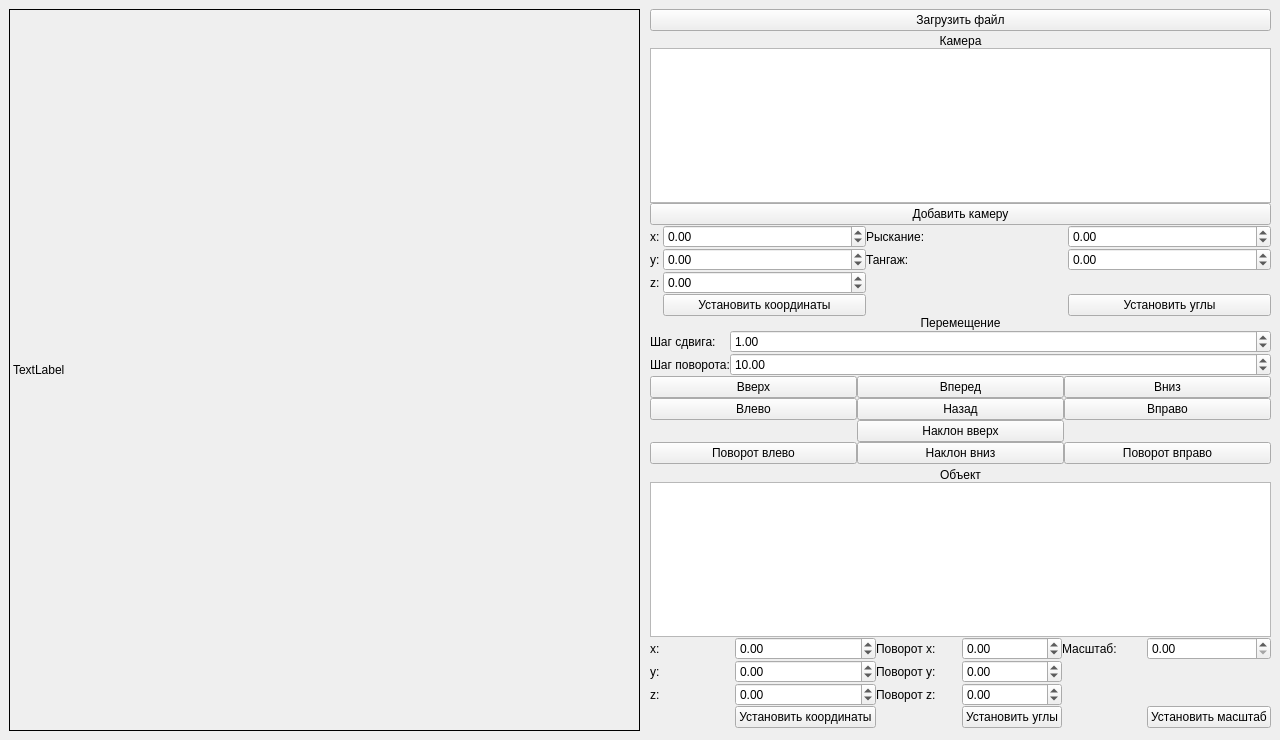
The window that source/interface/main_window.ui (SeriousMeow/3D-Renderer-App) describes before a commit, drawn with Qt 5.
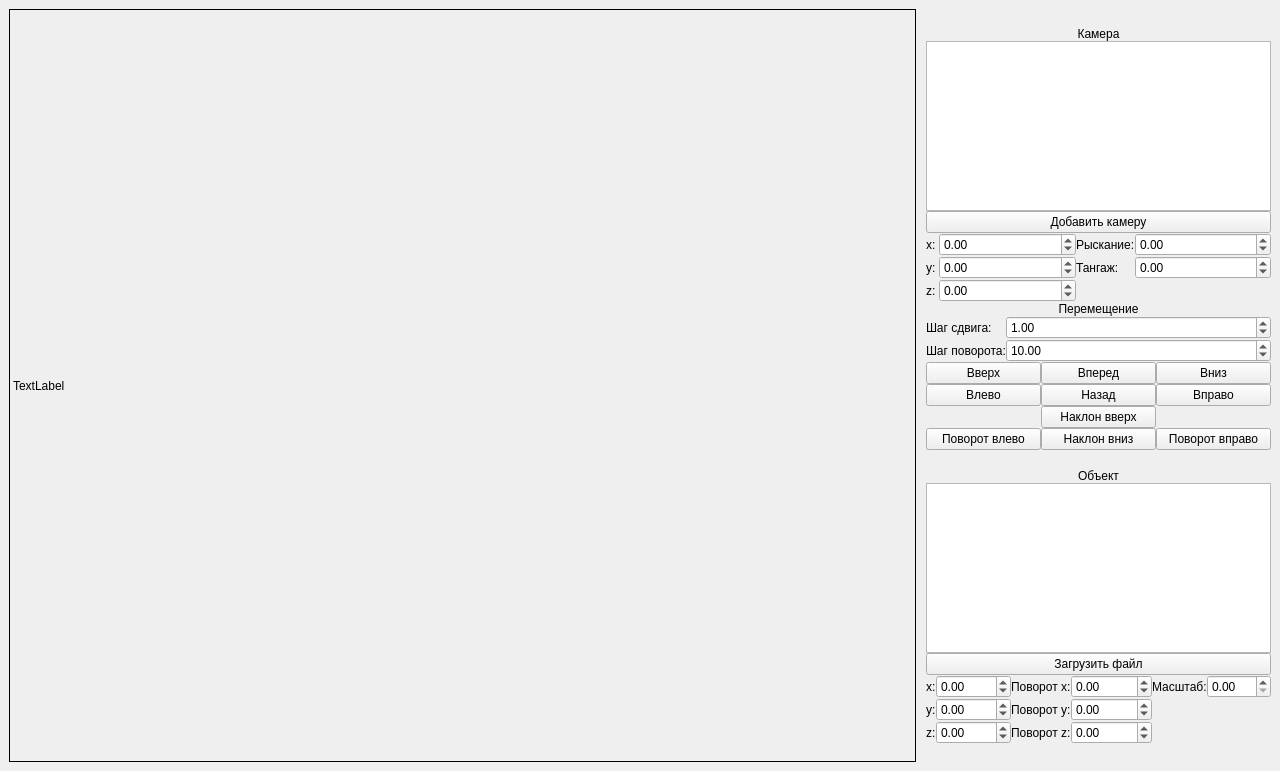
The same window after the commit.

Commit message:
Исправь ошибку падения приложения и убери кнопки задания параметров
Исправлена ошибка, когда приложение могло падать при запуске или при
изменении параметров объекта при отсутсвии объектов в сцене

Также удалены кнопки задания параметров. Теперь обновление происходит
автоматически при изменении полей

```diff
--- a/source/interface/main_window.ui
+++ b/source/interface/main_window.ui
@@ -7,7 +7,7 @@
     <x>0</x>
     <y>0</y>
     <width>1280</width>
-    <height>740</height>
+    <height>771</height>
    </rect>
   </property>
   <property name="sizePolicy">
@@ -37,6 +37,12 @@
           <verstretch>0</verstretch>
          </sizepolicy>
         </property>
+        <property name="minimumSize">
+         <size>
+          <width>640</width>
+          <height>480</height>
+         </size>
+        </property>
         <property name="frameShape">
          <enum>QFrame::Shape::Box</enum>
         </property>
@@ -50,16 +56,12 @@
       </item>
       <item>
        <layout class="QVBoxLayout" name="verticalLayout">
+        <property name="sizeConstraint">
+         <enum>QLayout::SizeConstraint::SetDefaultConstraint</enum>
+        </property>
         <property name="leftMargin">
          <number>10</number>
         </property>
-        <item>
-         <widget class="QPushButton" name="LoadFileButton">
-          <property name="text">
-           <string>Загрузить файл</string>
-          </property>
-         </widget>
-        </item>
         <item>
          <spacer name="verticalSpacer">
           <property name="orientation">
@@ -77,6 +79,12 @@
          <layout class="QVBoxLayout" name="CameraControl">
           <item>
            <widget class="QLabel" name="label_2">
+            <property name="sizePolicy">
+             <sizepolicy hsizetype="Preferred" vsizetype="Preferred">
+              <horstretch>0</horstretch>
+              <verstretch>0</verstretch>
+             </sizepolicy>
+            </property>
             <property name="text">
              <string>Камера</string>
             </property>
@@ -86,10 +94,23 @@
            </widget>
           </item>
           <item>
-           <widget class="QListWidget" name="CameraSelector"/>
+           <widget class="QListWidget" name="CameraSelector">
+            <property name="sizePolicy">
+             <sizepolicy hsizetype="Preferred" vsizetype="Maximum">
+              <horstretch>0</horstretch>
+              <verstretch>0</verstretch>
+             </sizepolicy>
+            </property>
+           </widget>
           </item>
           <item>
            <widget class="QPushButton" name="SpawnCamera">
+            <property name="sizePolicy">
+             <sizepolicy hsizetype="Preferred" vsizetype="Fixed">
+              <horstretch>0</horstretch>
+              <verstretch>0</verstretch>
+             </sizepolicy>
+            </property>
             <property name="text">
              <string>Добавить камеру</string>
             </property>
@@ -97,25 +118,14 @@
           </item>
           <item>
            <layout class="QGridLayout" name="CameraSetCoords">
-            <item row="0" column="3">
-             <widget class="QDoubleSpinBox" name="CameraYawSelector">
-              <property name="minimum">
-               <double>-1000000.000000000000000</double>
-              </property>
-              <property name="maximum">
-               <double>100000.000000000000000</double>
-              </property>
-             </widget>
-            </item>
-            <item row="3" column="3">
-             <widget class="QPushButton" name="CameraUpdateAngles">
-              <property name="text">
-               <string>Установить углы</string>
-              </property>
-             </widget>
-            </item>
             <item row="1" column="1">
              <widget class="QDoubleSpinBox" name="CameraYSelector">
+              <property name="sizePolicy">
+               <sizepolicy hsizetype="Preferred" vsizetype="Fixed">
+                <horstretch>0</horstretch>
+                <verstretch>0</verstretch>
+               </sizepolicy>
+              </property>
               <property name="minimum">
                <double>-1000.000000000000000</double>
               </property>
@@ -124,10 +134,16 @@
               </property>
              </widget>
             </item>
-            <item row="0" column="2">
-             <widget class="QLabel" name="label_9">
+            <item row="1" column="2">
+             <widget class="QLabel" name="label_10">
+              <property name="sizePolicy">
+               <sizepolicy hsizetype="Maximum" vsizetype="Preferred">
+                <horstretch>0</horstretch>
+                <verstretch>0</verstretch>
+               </sizepolicy>
+              </property>
               <property name="text">
-               <string>Рыскание:</string>
+               <string>Тангаж:</string>
               </property>
               <property name="margin">
                <number>1</number>
@@ -136,6 +152,12 @@
             </item>
             <item row="1" column="3">
              <widget class="QDoubleSpinBox" name="CameraPitchSelector">
+              <property name="sizePolicy">
+               <sizepolicy hsizetype="Preferred" vsizetype="Fixed">
+                <horstretch>0</horstretch>
+                <verstretch>0</verstretch>
+               </sizepolicy>
+              </property>
               <property name="minimum">
                <double>-90.000000000000000</double>
               </property>
@@ -144,45 +166,40 @@
               </property>
              </widget>
             </item>
+            <item row="0" column="2">
+             <widget class="QLabel" name="label_9">
+              <property name="sizePolicy">
+               <sizepolicy hsizetype="Maximum" vsizetype="Preferred">
+                <horstretch>0</horstretch>
+                <verstretch>0</verstretch>
+               </sizepolicy>
+              </property>
+              <property name="text">
+               <string>Рыскание:</string>
+              </property>
+              <property name="margin">
+               <number>1</number>
+              </property>
+             </widget>
+            </item>
+            <item row="0" column="1">
+             <widget class="QDoubleSpinBox" name="CameraXSelector">
+              <property name="sizePolicy">
+               <sizepolicy hsizetype="Preferred" vsizetype="Fixed">
+                <horstretch>0</horstretch>
+                <verstretch>0</verstretch>
+               </sizepolicy>
+              </property>
+              <property name="minimum">
+               <double>-1000.000000000000000</double>
+              </property>
+              <property name="maximum">
+               <double>1000.000000000000000</double>
+              </property>
+             </widget>
+            </item>
             <item row="2" column="0">
              <widget class="QLabel" name="label_5">
-              <property name="text">
-               <string>z:</string>
-              </property>
-              <property name="margin">
-               <number>1</number>
-              </property>
-             </widget>
-            </item>
-            <item row="1" column="2">
-             <widget class="QLabel" name="label_10">
-              <property name="text">
-               <string>Тангаж:</string>
-              </property>
-              <property name="margin">
-               <number>1</number>
-              </property>
-             </widget>
-            </item>
-            <item row="2" column="1">
-             <widget class="QDoubleSpinBox" name="CameraZSelector">
-              <property name="minimum">
-               <double>-1000.000000000000000</double>
-              </property>
-              <property name="maximum">
-               <double>1000.000000000000000</double>
-              </property>
-             </widget>
-            </item>
-            <item row="3" column="1">
-             <widget class="QPushButton" name="CameraUpdatePosition">
-              <property name="text">
-               <string>Установить координаты</string>
-              </property>
-             </widget>
-            </item>
-            <item row="0" column="0">
-             <widget class="QLabel" name="label_3">
               <property name="sizePolicy">
                <sizepolicy hsizetype="Maximum" vsizetype="Preferred">
                 <horstretch>0</horstretch>
@@ -190,7 +207,7 @@
                </sizepolicy>
               </property>
               <property name="text">
-               <string>x:</string>
+               <string>z:</string>
               </property>
               <property name="margin">
                <number>1</number>
@@ -199,6 +216,12 @@
             </item>
             <item row="1" column="0">
              <widget class="QLabel" name="label_4">
+              <property name="sizePolicy">
+               <sizepolicy hsizetype="Maximum" vsizetype="Preferred">
+                <horstretch>0</horstretch>
+                <verstretch>0</verstretch>
+               </sizepolicy>
+              </property>
               <property name="text">
                <string>y: </string>
               </property>
@@ -207,8 +230,30 @@
               </property>
              </widget>
             </item>
-            <item row="0" column="1">
-             <widget class="QDoubleSpinBox" name="CameraXSelector">
+            <item row="0" column="3">
+             <widget class="QDoubleSpinBox" name="CameraYawSelector">
+              <property name="sizePolicy">
+               <sizepolicy hsizetype="Preferred" vsizetype="Fixed">
+                <horstretch>0</horstretch>
+                <verstretch>0</verstretch>
+               </sizepolicy>
+              </property>
+              <property name="minimum">
+               <double>-1000000.000000000000000</double>
+              </property>
+              <property name="maximum">
+               <double>100000.000000000000000</double>
+              </property>
+             </widget>
+            </item>
+            <item row="2" column="1">
+             <widget class="QDoubleSpinBox" name="CameraZSelector">
+              <property name="sizePolicy">
+               <sizepolicy hsizetype="Preferred" vsizetype="Fixed">
+                <horstretch>0</horstretch>
+                <verstretch>0</verstretch>
+               </sizepolicy>
+              </property>
               <property name="minimum">
                <double>-1000.000000000000000</double>
               </property>
@@ -217,10 +262,32 @@
               </property>
              </widget>
             </item>
+            <item row="0" column="0">
+             <widget class="QLabel" name="label_3">
+              <property name="sizePolicy">
+               <sizepolicy hsizetype="Maximum" vsizetype="Preferred">
+                <horstretch>0</horstretch>
+                <verstretch>0</verstretch>
+               </sizepolicy>
+              </property>
+              <property name="text">
+               <string>x:</string>
+              </property>
+              <property name="margin">
+               <number>1</number>
+              </property>
+             </widget>
+            </item>
            </layout>
           </item>
           <item>
            <widget class="QLabel" name="label_6">
+            <property name="sizePolicy">
+             <sizepolicy hsizetype="Preferred" vsizetype="Preferred">
+              <horstretch>0</horstretch>
+              <verstretch>0</verstretch>
+             </sizepolicy>
+            </property>
             <property name="text">
              <string>Перемещение</string>
             </property>
@@ -233,6 +300,12 @@
            <layout class="QFormLayout" name="CameraSetSteps">
             <item row="0" column="1">
              <widget class="QDoubleSpinBox" name="TranslateStep">
+              <property name="sizePolicy">
+               <sizepolicy hsizetype="Preferred" vsizetype="Fixed">
+                <horstretch>0</horstretch>
+                <verstretch>0</verstretch>
+               </sizepolicy>
+              </property>
               <property name="minimum">
                <double>0.010000000000000</double>
               </property>
@@ -246,6 +319,12 @@
             </item>
             <item row="1" column="1">
              <widget class="QDoubleSpinBox" name="RotateStep">
+              <property name="sizePolicy">
+               <sizepolicy hsizetype="Preferred" vsizetype="Fixed">
+                <horstretch>0</horstretch>
+                <verstretch>0</verstretch>
+               </sizepolicy>
+              </property>
               <property name="minimum">
                <double>1.000000000000000</double>
               </property>
@@ -259,6 +338,12 @@
             </item>
             <item row="0" column="0">
              <widget class="QLabel" name="label_7">
+              <property name="sizePolicy">
+               <sizepolicy hsizetype="Maximum" vsizetype="Preferred">
+                <horstretch>0</horstretch>
+                <verstretch>0</verstretch>
+               </sizepolicy>
+              </property>
               <property name="text">
                <string>Шаг сдвига:</string>
               </property>
@@ -266,6 +351,12 @@
             </item>
             <item row="1" column="0">
              <widget class="QLabel" name="label_8">
+              <property name="sizePolicy">
+               <sizepolicy hsizetype="Maximum" vsizetype="Preferred">
+                <horstretch>0</horstretch>
+                <verstretch>0</verstretch>
+               </sizepolicy>
+              </property>
               <property name="text">
                <string>Шаг поворота:</string>
               </property>
@@ -277,6 +368,12 @@
            <layout class="QGridLayout" name="CameraMovement">
             <item row="3" column="1">
              <widget class="QPushButton" name="CameraMoveBackward">
+              <property name="sizePolicy">
+               <sizepolicy hsizetype="Preferred" vsizetype="Fixed">
+                <horstretch>0</horstretch>
+                <verstretch>0</verstretch>
+               </sizepolicy>
+              </property>
               <property name="text">
                <string>Назад</string>
               </property>
@@ -288,7 +385,7 @@
             <item row="0" column="0">
              <widget class="QPushButton" name="CameraMoveUp">
               <property name="sizePolicy">
-               <sizepolicy hsizetype="Minimum" vsizetype="Fixed">
+               <sizepolicy hsizetype="Preferred" vsizetype="Fixed">
                 <horstretch>0</horstretch>
                 <verstretch>0</verstretch>
                </sizepolicy>
@@ -303,6 +400,12 @@
             </item>
             <item row="0" column="2">
              <widget class="QPushButton" name="CameraMoveDown">
+              <property name="sizePolicy">
+               <sizepolicy hsizetype="Preferred" vsizetype="Fixed">
+                <horstretch>0</horstretch>
+                <verstretch>0</verstretch>
+               </sizepolicy>
+              </property>
               <property name="text">
                <string>Вниз</string>
               </property>
@@ -313,6 +416,12 @@
             </item>
             <item row="5" column="0">
              <widget class="QPushButton" name="CameraRotateLeft">
+              <property name="sizePolicy">
+               <sizepolicy hsizetype="Preferred" vsizetype="Fixed">
+                <horstretch>0</horstretch>
+                <verstretch>0</verstretch>
+               </sizepolicy>
+              </property>
               <property name="text">
                <string>Поворот влево</string>
               </property>
@@ -323,6 +432,12 @@
             </item>
             <item row="5" column="2">
              <widget class="QPushButton" name="CameraRotateRight">
+              <property name="sizePolicy">
+               <sizepolicy hsizetype="Preferred" vsizetype="Fixed">
+                <horstretch>0</horstretch>
+                <verstretch>0</verstretch>
+               </sizepolicy>
+              </property>
               <property name="text">
                <string>Поворот вправо</string>
               </property>
@@ -333,6 +448,12 @@
             </item>
             <item row="3" column="0">
              <widget class="QPushButton" name="CameraMoveLeft">
+              <property name="sizePolicy">
+               <sizepolicy hsizetype="Preferred" vsizetype="Fixed">
+                <horstretch>0</horstretch>
+                <verstretch>0</verstretch>
+               </sizepolicy>
+              </property>
               <property name="text">
                <string>Влево</string>
               </property>
@@ -343,6 +464,12 @@
             </item>
             <item row="4" column="1">
              <widget class="QPushButton" name="CameraRotateUp">
+              <property name="sizePolicy">
+               <sizepolicy hsizetype="Preferred" vsizetype="Fixed">
+                <horstretch>0</horstretch>
+                <verstretch>0</verstretch>
+               </sizepolicy>
+              </property>
               <property name="text">
                <string>Наклон вверх</string>
               </property>
@@ -354,7 +481,7 @@
             <item row="0" column="1">
              <widget class="QPushButton" name="CameraMoveForward">
               <property name="sizePolicy">
-               <sizepolicy hsizetype="Minimum" vsizetype="Fixed">
+               <sizepolicy hsizetype="Preferred" vsizetype="Fixed">
                 <horstretch>0</horstretch>
                 <verstretch>0</verstretch>
                </sizepolicy>
@@ -369,6 +496,12 @@
             </item>
             <item row="5" column="1">
              <widget class="QPushButton" name="CameraRotateDown">
+              <property name="sizePolicy">
+               <sizepolicy hsizetype="Preferred" vsizetype="Fixed">
+                <horstretch>0</horstretch>
+                <verstretch>0</verstretch>
+               </sizepolicy>
+              </property>
               <property name="text">
                <string>Наклон вниз</string>
               </property>
@@ -379,6 +512,12 @@
             </item>
             <item row="3" column="2">
              <widget class="QPushButton" name="CameraMoveRight">
+              <property name="sizePolicy">
+               <sizepolicy hsizetype="Preferred" vsizetype="Fixed">
+                <horstretch>0</horstretch>
+                <verstretch>0</verstretch>
+               </sizepolicy>
+              </property>
               <property name="text">
                <string>Вправо</string>
               </property>
@@ -408,6 +547,12 @@
          <layout class="QVBoxLayout" name="ObjectControl">
           <item>
            <widget class="QLabel" name="label">
+            <property name="sizePolicy">
+             <sizepolicy hsizetype="Preferred" vsizetype="Preferred">
+              <horstretch>0</horstretch>
+              <verstretch>0</verstretch>
+             </sizepolicy>
+            </property>
             <property name="text">
              <string>Объект</string>
             </property>
@@ -417,94 +562,96 @@
            </widget>
           </item>
           <item>
-           <widget class="QListWidget" name="ObjectSelector"/>
+           <widget class="QListWidget" name="ObjectSelector">
+            <property name="sizePolicy">
+             <sizepolicy hsizetype="Preferred" vsizetype="Maximum">
+              <horstretch>0</horstretch>
+              <verstretch>0</verstretch>
+             </sizepolicy>
+            </property>
+           </widget>
+          </item>
+          <item>
+           <widget class="QPushButton" name="LoadFileButton">
+            <property name="sizePolicy">
+             <sizepolicy hsizetype="Preferred" vsizetype="Fixed">
+              <horstretch>0</horstretch>
+              <verstretch>0</verstretch>
+             </sizepolicy>
+            </property>
+            <property name="text">
+             <string>Загрузить файл</string>
+            </property>
+           </widget>
           </item>
           <item>
            <layout class="QGridLayout" name="gridLayout">
+            <item row="2" column="1">
+             <widget class="QDoubleSpinBox" name="ObjectZSelector">
+              <property name="sizePolicy">
+               <sizepolicy hsizetype="Preferred" vsizetype="Fixed">
+                <horstretch>0</horstretch>
+                <verstretch>0</verstretch>
+               </sizepolicy>
+              </property>
+              <property name="minimum">
+               <double>-1000.000000000000000</double>
+              </property>
+              <property name="maximum">
+               <double>1000.000000000000000</double>
+              </property>
+             </widget>
+            </item>
+            <item row="1" column="2">
+             <widget class="QLabel" name="ObjectYAngleLabel">
+              <property name="sizePolicy">
+               <sizepolicy hsizetype="Maximum" vsizetype="Preferred">
+                <horstretch>0</horstretch>
+                <verstretch>0</verstretch>
+               </sizepolicy>
+              </property>
+              <property name="text">
+               <string>Поворот y:</string>
+              </property>
+             </widget>
+            </item>
+            <item row="0" column="1">
+             <widget class="QDoubleSpinBox" name="ObjectXSelector">
+              <property name="sizePolicy">
+               <sizepolicy hsizetype="Preferred" vsizetype="Fixed">
+                <horstretch>0</horstretch>
+                <verstretch>0</verstretch>
+               </sizepolicy>
+              </property>
+              <property name="minimum">
+               <double>-1000.000000000000000</double>
+              </property>
+              <property name="maximum">
+               <double>1000.000000000000000</double>
+              </property>
+             </widget>
+            </item>
             <item row="0" column="4">
              <widget class="QLabel" name="ObjectScaleLabel">
+              <property name="sizePolicy">
+               <sizepolicy hsizetype="Maximum" vsizetype="Preferred">
+                <horstretch>0</horstretch>
+                <verstretch>0</verstretch>
+               </sizepolicy>
+              </property>
               <property name="text">
                <string>Масштаб:</string>
               </property>
              </widget>
             </item>
-            <item row="3" column="1">
-             <widget class="QPushButton" name="ObjectUpdatePosition">
-              <property name="text">
-               <string>Установить координаты</string>
-              </property>
-             </widget>
-            </item>
-            <item row="0" column="1">
-             <widget class="QDoubleSpinBox" name="ObjectXSelector">
-              <property name="minimum">
-               <double>-1000.000000000000000</double>
-              </property>
-              <property name="maximum">
-               <double>1000.000000000000000</double>
-              </property>
-             </widget>
-            </item>
-            <item row="2" column="0">
-             <widget class="QLabel" name="ObjectZLabel">
-              <property name="text">
-               <string>z:</string>
-              </property>
-             </widget>
-            </item>
-            <item row="3" column="3">
-             <widget class="QPushButton" name="ObjectUpdateAngles">
-              <property name="text">
-               <string>Установить углы</string>
-              </property>
-             </widget>
-            </item>
-            <item row="2" column="1">
-             <widget class="QDoubleSpinBox" name="ObjectZSelector">
-              <property name="minimum">
-               <double>-1000.000000000000000</double>
-              </property>
-              <property name="maximum">
-               <double>1000.000000000000000</double>
-              </property>
-             </widget>
-            </item>
-            <item row="1" column="3">
-             <widget class="QDoubleSpinBox" name="ObjectYAngleSelector">
-              <property name="minimum">
-               <double>-10000.000000000000000</double>
-              </property>
-              <property name="maximum">
-               <double>10000.000000000000000</double>
-              </property>
-             </widget>
-            </item>
-            <item row="1" column="1">
-             <widget class="QDoubleSpinBox" name="ObjectYSelector">
-              <property name="minimum">
-               <double>-1000.000000000000000</double>
-              </property>
-              <property name="maximum">
-               <double>1000.000000000000000</double>
-              </property>
-             </widget>
-            </item>
-            <item row="2" column="2">
-             <widget class="QLabel" name="ObjectZAngleLabel">
-              <property name="text">
-               <string>Поворот z:</string>
-              </property>
-             </widget>
-            </item>
-            <item row="1" column="0">
-             <widget class="QLabel" name="ObjectYLabel">
-              <property name="text">
-               <string>y:</string>
-              </property>
-             </widget>
-            </item>
             <item row="0" column="3">
              <widget class="QDoubleSpinBox" name="ObjectXAngleSelector">
+              <property name="sizePolicy">
+               <sizepolicy hsizetype="Preferred" vsizetype="Fixed">
+                <horstretch>0</horstretch>
+                <verstretch>0</verstretch>
+               </sizepolicy>
+              </property>
               <property name="minimum">
                <double>-10000.000000000000000</double>
               </property>
@@ -515,6 +662,12 @@
             </item>
             <item row="2" column="3">
              <widget class="QDoubleSpinBox" name="ObjectZAngleSelector">
+              <property name="sizePolicy">
+               <sizepolicy hsizetype="Preferred" vsizetype="Fixed">
+                <horstretch>0</horstretch>
+                <verstretch>0</verstretch>
+               </sizepolicy>
+              </property>
               <property name="minimum">
                <double>-10000.000000000000000</double>
               </property>
@@ -523,29 +676,27 @@
               </property>
              </widget>
             </item>
-            <item row="1" column="2">
-             <widget class="QLabel" name="ObjectYAngleLabel">
-              <property name="text">
-               <string>Поворот y:</string>
+            <item row="2" column="0">
+             <widget class="QLabel" name="ObjectZLabel">
+              <property name="sizePolicy">
+               <sizepolicy hsizetype="Maximum" vsizetype="Preferred">
+                <horstretch>0</horstretch>
+                <verstretch>0</verstretch>
+               </sizepolicy>
               </property>
-             </widget>
-            </item>
-            <item row="0" column="2">
-             <widget class="QLabel" name="ObjectXAngleLabel">
               <property name="text">
-               <string>Поворот x:</string>
-              </property>
-             </widget>
-            </item>
-            <item row="0" column="0">
-             <widget class="QLabel" name="ObjectXLabel">
-              <property name="text">
-               <string>x:</string>
+               <string>z:</string>
               </property>
              </widget>
             </item>
             <item row="0" column="5">
              <widget class="QDoubleSpinBox" name="ObjectScaleSelector">
+              <property name="sizePolicy">
+               <sizepolicy hsizetype="Preferred" vsizetype="Fixed">
+                <horstretch>0</horstretch>
+                <verstretch>0</verstretch>
+               </sizepolicy>
+              </property>
               <property name="maximum">
                <double>100.000000000000000</double>
               </property>
@@ -554,10 +705,87 @@
               </property>
              </widget>
             </item>
-            <item row="3" column="5">
-             <widget class="QPushButton" name="ObjectUpdateScale">
+            <item row="0" column="0">
+             <widget class="QLabel" name="ObjectXLabel">
+              <property name="sizePolicy">
+               <sizepolicy hsizetype="Maximum" vsizetype="Preferred">
+                <horstretch>0</horstretch>
+                <verstretch>0</verstretch>
+               </sizepolicy>
+              </property>
               <property name="text">
-               <string>Установить масштаб</string>
+               <string>x:</string>
+              </property>
+             </widget>
+            </item>
+            <item row="1" column="0">
+             <widget class="QLabel" name="ObjectYLabel">
+              <property name="sizePolicy">
+               <sizepolicy hsizetype="Maximum" vsizetype="Preferred">
+                <horstretch>0</horstretch>
+                <verstretch>0</verstretch>
+               </sizepolicy>
+              </property>
+              <property name="text">
+               <string>y:</string>
+              </property>
+             </widget>
+            </item>
+            <item row="0" column="2">
+             <widget class="QLabel" name="ObjectXAngleLabel">
+              <property name="sizePolicy">
+               <sizepolicy hsizetype="Maximum" vsizetype="Preferred">
+                <horstretch>0</horstretch>
+                <verstretch>0</verstretch>
+               </sizepolicy>
+              </property>
+              <property name="text">
+               <string>Поворот x:</string>
+              </property>
+             </widget>
+            </item>
+            <item row="1" column="3">
+             <widget class="QDoubleSpinBox" name="ObjectYAngleSelector">
+              <property name="sizePolicy">
+               <sizepolicy hsizetype="Preferred" vsizetype="Fixed">
+                <horstretch>0</horstretch>
+                <verstretch>0</verstretch>
+               </sizepolicy>
+              </property>
+              <property name="minimum">
+               <double>-10000.000000000000000</double>
+              </property>
+              <property name="maximum">
+               <double>10000.000000000000000</double>
+              </property>
+             </widget>
+            </item>
+            <item row="1" column="1">
+             <widget class="QDoubleSpinBox" name="ObjectYSelector">
+              <property name="sizePolicy">
+               <sizepolicy hsizetype="Preferred" vsizetype="Fixed">
+                <horstretch>0</horstretch>
+                <verstretch>0</verstretch>
+               </sizepolicy>
+              </property>
+              <property name="minimum">
+               <double>-1000.000000000000000</double>
+              </property>
+              <property name="maximum">
+               <double>1000.000000000000000</double>
+              </property>
+             </widget>
+            </item>
+            <item row="2" column="2">
+             <widget class="QLabel" name="ObjectZAngleLabel">
+              <property name="sizePolicy">
+               <sizepolicy hsizetype="Maximum" vsizetype="Preferred">
+                <horstretch>0</horstretch>
+                <verstretch>0</verstretch>
+               </sizepolicy>
+              </property>
+              <property name="text">
+               <string>Поворот z:</string>
               </property>
              </widget>
             </item>
```
The commit also changes 4 other files.
